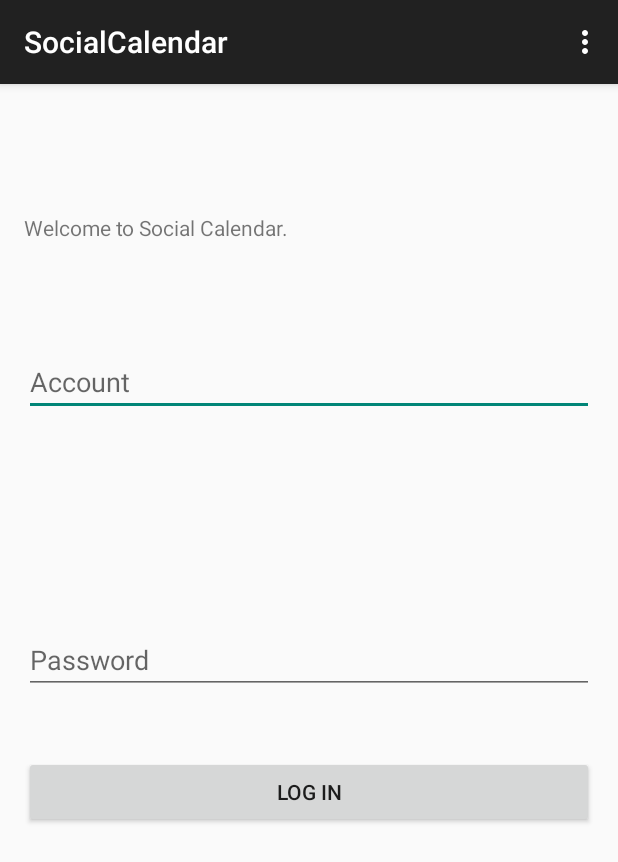
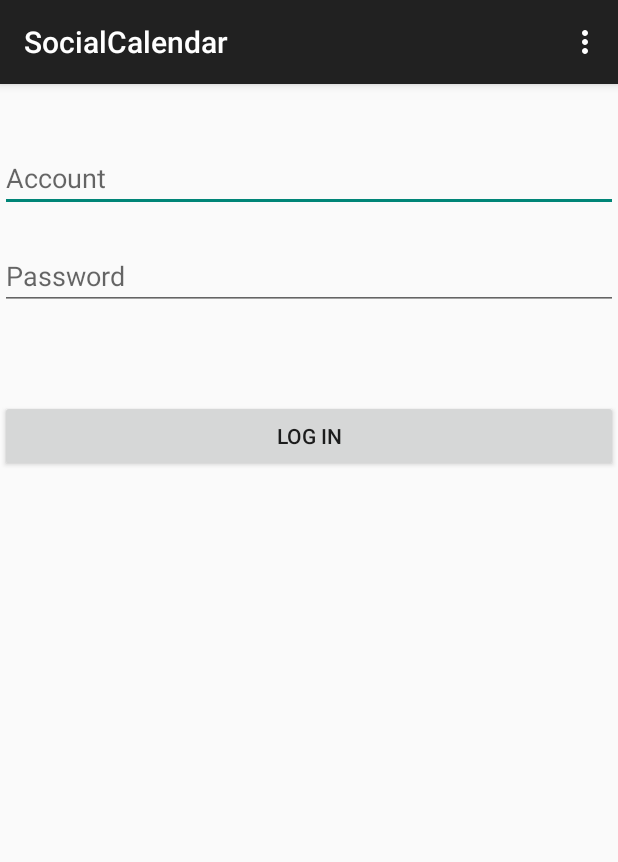
Before and after one commit to Dongee-W/SocialCalendar, an Android app: the screen it shows after launch (LoginRegister), on a phone screen of 412 x 824 dp. Shown: the top 862 px of the screen. Run offline under Robolectric (Android 15) with nearby library versions, the phone set to English and light mode, and no system bars.

Commit message:
Small update.

```diff
--- a/app/src/main/java/com/coral/cute/socialcalendar/AdapterForInvites.java
+++ b/app/src/main/java/com/coral/cute/socialcalendar/AdapterForInvites.java
@@ -119,12 +119,6 @@ public class AdapterForInvites extends BaseAdapter {
         }
         text.setText(data.get(position));
 
-
-
-
-
-
-
         return vi;
     }
 
--- a/app/src/main/java/com/coral/cute/socialcalendar/FriendPageFrag.java
+++ b/app/src/main/java/com/coral/cute/socialcalendar/FriendPageFrag.java
@@ -58,7 +58,6 @@ public class FriendPageFrag extends Fragment {
         listView = (ListView) view.findViewById(R.id.listview_friend);
         listView2 = (ListView) view.findViewById(R.id.listview_friend2);
         listView.setAdapter(iad);
-
 
 
         return view;
--- a/app/src/main/res/layout/activity_login_register.xml
+++ b/app/src/main/res/layout/activity_login_register.xml
@@ -1,26 +1,21 @@
-<RelativeLayout xmlns:android="http://schemas.android.com/apk/res/android"
+<LinearLayout xmlns:android="http://schemas.android.com/apk/res/android"
                 xmlns:tools="http://schemas.android.com/tools"
                 android:layout_width="match_parent"
-                android:layout_height="match_parent"
-                android:paddingLeft="@dimen/activity_horizontal_margin"
-                android:paddingRight="@dimen/activity_horizontal_margin"
-                android:paddingTop="@dimen/activity_vertical_margin"
-                android:paddingBottom="@dimen/activity_vertical_margin"
-                tools:context="com.coral.cute.socialcalendar.LoginRegister">
-    <TextView
-            android:layout_width="wrap_content"
-            android:layout_height="wrap_content"
-            android:layout_marginTop="70dp"
-            android:text="Welcome to Social Calendar."
-            android:layout_gravity="center_horizontal"/>
+                android:layout_height="fill_parent"
+                tools:context="com.coral.cute.socialcalendar.LoginRegister"
+                android:orientation="vertical">
+    <!--<ImageView
+            android:layout_width="fill_parent"
+            android:layout_height="220dip"
+            android:src="@drawable/st"/>-->
     <EditText
             android:layout_width="fill_parent"
             android:layout_height="wrap_content"
             android:id="@+id/accountid"
-            android:layout_alignParentTop="true"
-            android:layout_centerHorizontal="true"
-            android:layout_marginTop="160dp"
-            android:hint="Account"/>
+            android:hint="Account"
+            android:layout_centerVertical="true"
+            android:layout_gravity="center_vertical"
+            android:layout_marginTop="40dp"/>
 
     <EditText
             android:layout_width="fill_parent"
@@ -28,16 +23,15 @@
             android:inputType="textPassword"
             android:ems="10"
             android:id="@+id/password"
-            android:layout_centerVertical="true"
-            android:layout_centerHorizontal="true"
-            android:hint="Password"/>
+            android:hint="Password"
+            android:layout_gravity="center_vertical"
+            android:layout_marginTop="20dp"/>
 
     <Button
             android:layout_width="fill_parent"
             android:layout_height="wrap_content"
             android:text="Log in"
             android:id="@+id/login"
-            android:layout_below="@+id/password"
-            android:layout_centerHorizontal="true"
-            android:layout_marginTop="41dp"/>
-</RelativeLayout>
+            android:layout_gravity="bottom"
+            android:layout_marginTop="60dp"/>
+</LinearLayout>
```
Also changed, not shown: app/src/main/res/layout/activity_event_form.xml (+7 -19 lines), app/src/main/ic_launcher-web.png (added), app/src/main/res/drawable/st.jpg (added), app/src/main/res/mipmap-hdpi/ic_launcher.png, app/src/main/res/mipmap-mdpi/ic_launcher.png, app/src/main/res/mipmap-xhdpi/ic_launcher.png, app/src/main/res/mipmap-xxhdpi/ic_launcher.png, app/src/main/res/mipmap-xxxhdpi/ic_launcher.png (added).
